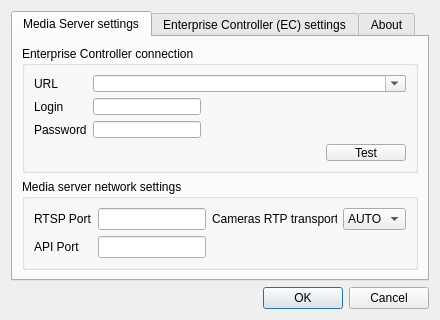
Old version of the form traytool/src/settings.ui in the repository networkoptix/nx_open.
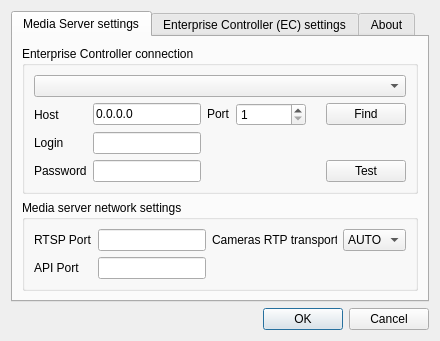
New version of the form. The open tabs and pages were chosen to show the change.

Commit message:
Traytool now finds enterprise controller in local network using multicast
<==== Mercurial data ====>
Branch: master

Patch:
```diff
--- a/traytool/src/settings.ui
+++ b/traytool/src/settings.ui
@@ -7,7 +7,7 @@
     <x>0</x>
     <y>0</y>
     <width>440</width>
-    <height>320</height>
+    <height>341</height>
    </rect>
   </property>
   <property name="minimumSize">
@@ -37,15 +37,6 @@
          </property>
          <layout class="QVBoxLayout" name="verticalLayout">
           <item>
-           <layout class="QGridLayout" name="gridLayout_3">
-            <item row="0" column="0">
-             <widget class="QLabel" name="URLTextLabel">
-              <property name="text">
-               <string>URL</string>
-              </property>
-             </widget>
-            </item>
-            <item row="0" column="1">
              <widget class="QComboBox" name="appServerUrlComboBox">
               <property name="sizePolicy">
                <sizepolicy hsizetype="Expanding" vsizetype="Fixed">
@@ -54,18 +45,23 @@
                </sizepolicy>
               </property>
               <property name="editable">
-               <bool>true</bool>
+             <bool>false</bool>
               </property>
              </widget>
             </item>
-            <item row="1" column="0">
+          <item>
+           <layout class="QGridLayout" name="gridLayout_3" columnstretch="0,0">
+            <property name="sizeConstraint">
+             <enum>QLayout::SetDefaultConstraint</enum>
+            </property>
+            <item row="4" column="0">
              <widget class="QLabel" name="LoginTextLabel">
               <property name="text">
                <string>Login</string>
               </property>
              </widget>
             </item>
-            <item row="1" column="1">
+            <item row="4" column="1">
              <widget class="QLineEdit" name="appServerLogin">
               <property name="sizePolicy">
                <sizepolicy hsizetype="Fixed" vsizetype="Fixed">
@@ -75,7 +71,7 @@
               </property>
              </widget>
             </item>
-            <item row="2" column="0">
+            <item row="6" column="0">
              <widget class="QLabel" name="PasswordTextLabel">
               <property name="text">
                <string>Password</string>
@@ -83,6 +79,92 @@
              </widget>
             </item>
             <item row="2" column="1">
+             <layout class="QHBoxLayout" name="horizontalLayout">
+              <item>
+               <widget class="QLineEdit" name="appIPEdit">
+                <property name="sizePolicy">
+                 <sizepolicy hsizetype="Fixed" vsizetype="Fixed">
+                  <horstretch>0</horstretch>
+                  <verstretch>0</verstretch>
+                 </sizepolicy>
+                </property>
+                <property name="inputMask">
+                 <string/>
+                </property>
+                <property name="text">
+                 <string>0.0.0.0</string>
+                </property>
+                <property name="maxLength">
+                 <number>255</number>
+                </property>
+               </widget>
+              </item>
+              <item>
+               <widget class="QLabel" name="label_5">
+                <property name="sizePolicy">
+                 <sizepolicy hsizetype="Fixed" vsizetype="Fixed">
+                  <horstretch>0</horstretch>
+                  <verstretch>0</verstretch>
+                 </sizepolicy>
+                </property>
+                <property name="text">
+                 <string>Port</string>
+                </property>
+               </widget>
+              </item>
+              <item>
+               <widget class="QSpinBox" name="appPortSpinBox">
+                <property name="sizePolicy">
+                 <sizepolicy hsizetype="Fixed" vsizetype="Fixed">
+                  <horstretch>0</horstretch>
+                  <verstretch>0</verstretch>
+                 </sizepolicy>
+                </property>
+                <property name="minimumSize">
+                 <size>
+                  <width>70</width>
+                  <height>0</height>
+                 </size>
+                </property>
+                <property name="minimum">
+                 <number>1</number>
+                </property>
+                <property name="maximum">
+                 <number>65535</number>
+                </property>
+               </widget>
+              </item>
+              <item>
+               <spacer name="horizontalSpacer">
+                <property name="orientation">
+                 <enum>Qt::Horizontal</enum>
+                </property>
+                <property name="sizeHint" stdset="0">
+                 <size>
+                  <width>40</width>
+                  <height>20</height>
+                 </size>
+                </property>
+               </spacer>
+              </item>
+              <item>
+               <widget class="QPushButton" name="findAppServerButton">
+                <property name="sizePolicy">
+                 <sizepolicy hsizetype="Fixed" vsizetype="Fixed">
+                  <horstretch>0</horstretch>
+                  <verstretch>0</verstretch>
+                 </sizepolicy>
+                </property>
+                <property name="text">
+                 <string>Find</string>
+                </property>
+               </widget>
+              </item>
+             </layout>
+            </item>
+            <item row="6" column="1">
+             <layout class="QHBoxLayout" name="horizontalLayout_4">
+              <item>
              <widget class="QLineEdit" name="appServerPassword">
               <property name="sizePolicy">
                <sizepolicy hsizetype="Fixed" vsizetype="Fixed">
@@ -95,7 +177,20 @@
               </property>
              </widget>
             </item>
-            <item row="3" column="1">
+              <item>
+               <spacer name="horizontalSpacer_2">
+                <property name="orientation">
+                 <enum>Qt::Horizontal</enum>
+                </property>
+                <property name="sizeHint" stdset="0">
+                 <size>
+                  <width>40</width>
+                  <height>20</height>
+                 </size>
+                </property>
+               </spacer>
+              </item>
+              <item>
              <widget class="QPushButton" name="testButton">
               <property name="sizePolicy">
                <sizepolicy hsizetype="Fixed" vsizetype="Fixed">
@@ -108,6 +203,15 @@
               </property>
               <property name="text">
                <string>Test</string>
+                </property>
+               </widget>
+              </item>
+             </layout>
+            </item>
+            <item row="2" column="0">
+             <widget class="QLabel" name="label_4">
+              <property name="text">
+               <string>Host</string>
               </property>
              </widget>
             </item>
```
Left out of the diff: 2 changed lines with no effect on the pictures. Lines whose indentation alone changed are shown as unchanged. The commit also changes 21 other files.
